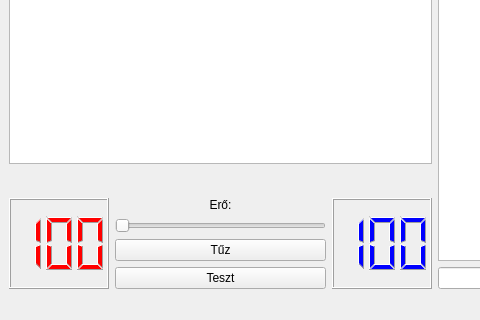
Keki56/linuxHF, file src/pewpew-artillery/gamewindow.ui: the form before one commit; both pictures show x 0 to 480 and y 164 to 484 of the 703 by 484 pixel window.
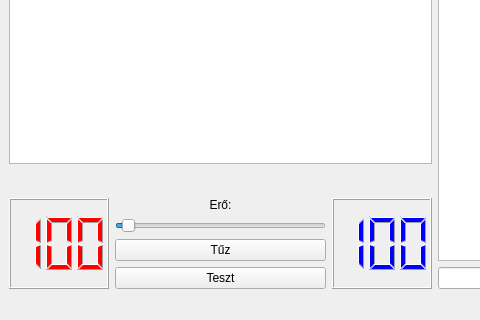
The form after the commit.

The edit to the form file:
```diff
--- a/src/pewpew-artillery/gamewindow.ui
+++ b/src/pewpew-artillery/gamewindow.ui
@@ -217,6 +217,9 @@
           </item>
           <item>
            <widget class="QSlider" name="powerSlider">
+            <property name="value">
+             <number>3</number>
+            </property>
             <property name="orientation">
              <enum>Qt::Horizontal</enum>
             </property>
```
Left out of the diff: 2 changed lines with no effect on the pictures.
